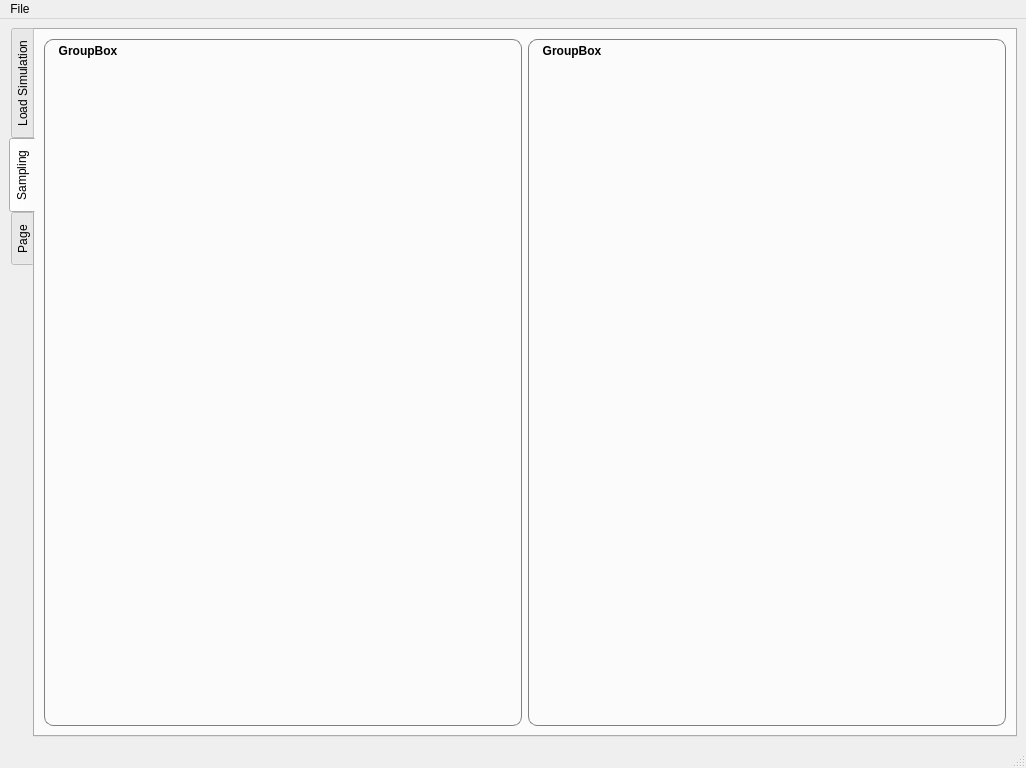
Before: the Qt Designer form gui/views/mainwindow.ui in feslima/metacontrol, drawn with Qt 5.
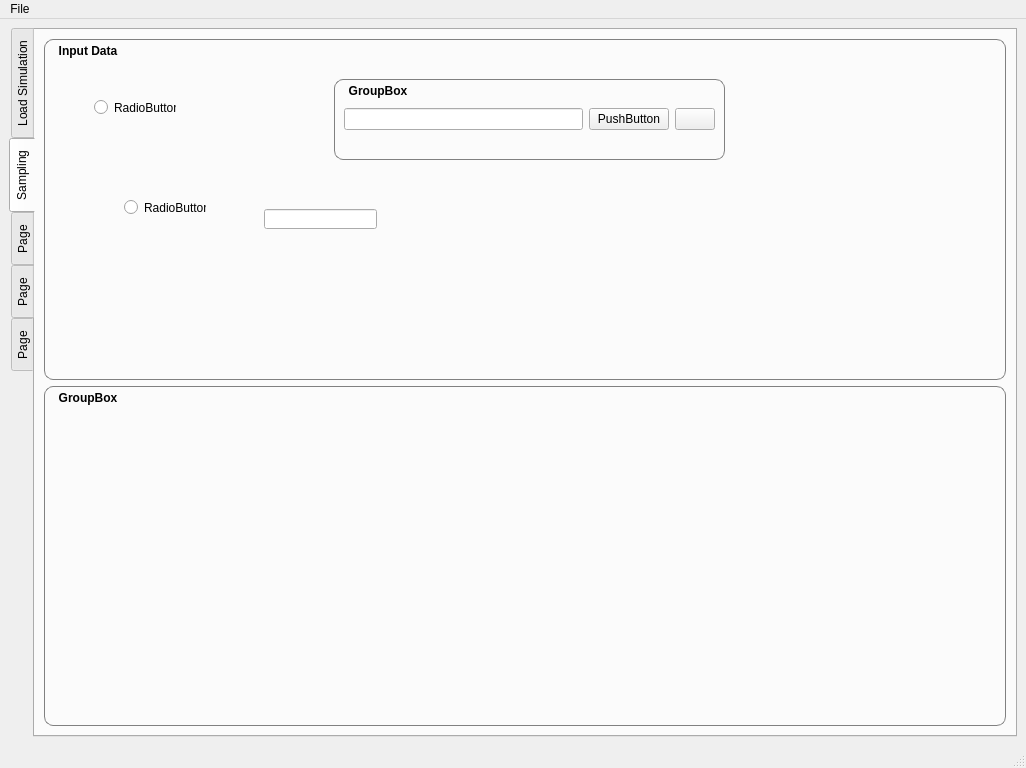
After: the same form once the commit is applied. The open tabs and pages were chosen to show the change. Icons and pictures are not drawn.

Commit message: updating xml of mainwindow

```diff
--- a/gui/views/mainwindow.ui
+++ b/gui/views/mainwindow.ui
@@ -38,6 +38,11 @@
         <verstretch>0</verstretch>
        </sizepolicy>
       </property>
+      <property name="font">
+       <font>
+        <pointsize>9</pointsize>
+       </font>
+      </property>
       <property name="styleSheet">
        <string notr="true">QTabWidget::setTabIcon(0, QIcon('Screenshot.png'))</string>
       </property>
@@ -510,11 +515,83 @@
 }</string>
           </property>
           <property name="title">
-           <string>GroupBox</string>
+           <string>Input Data</string>
           </property>
+          <widget class="QRadioButton" name="radioButton">
+           <property name="geometry">
+            <rect>
+             <x>50</x>
+             <y>60</y>
+             <width>82</width>
+             <height>17</height>
+            </rect>
+           </property>
+           <property name="text">
+            <string>RadioButton</string>
+           </property>
+          </widget>
+          <widget class="QRadioButton" name="radioButton_2">
+           <property name="geometry">
+            <rect>
+             <x>80</x>
+             <y>160</y>
+             <width>82</width>
+             <height>17</height>
+            </rect>
+           </property>
+           <property name="text">
+            <string>RadioButton</string>
+           </property>
+          </widget>
+          <widget class="QLineEdit" name="lineEdit_11">
+           <property name="geometry">
+            <rect>
+             <x>220</x>
+             <y>170</y>
+             <width>113</width>
+             <height>20</height>
+            </rect>
+           </property>
+          </widget>
+          <widget class="QGroupBox" name="groupBox_5">
+           <property name="geometry">
+            <rect>
+             <x>290</x>
+             <y>40</y>
+             <width>391</width>
+             <height>81</height>
+            </rect>
+           </property>
+           <property name="title">
+            <string>GroupBox</string>
+           </property>
+           <layout class="QHBoxLayout" name="horizontalLayout">
+            <item>
+             <widget class="QLineEdit" name="lineEdit_10"/>
+            </item>
+            <item>
+             <widget class="QPushButton" name="pushButton">
+              <property name="text">
+               <string>PushButton</string>
+              </property>
+             </widget>
+            </item>
+            <item>
+             <widget class="QPushButton" name="pushButton_2">
+              <property name="text">
+               <string/>
+              </property>
+              <property name="icon">
+               <iconset>
+                <normaloff>:/settings/noun_Settings_2309357.svg</normaloff>:/settings/noun_Settings_2309357.svg</iconset>
+              </property>
+             </widget>
+            </item>
+           </layout>
+          </widget>
          </widget>
         </item>
-        <item row="0" column="1">
+        <item row="1" column="0">
          <widget class="QGroupBox" name="groupBox_4">
           <property name="styleSheet">
            <string notr="true">QGroupBox {
@@ -542,6 +619,16 @@
         <string>Page</string>
        </attribute>
       </widget>
+      <widget class="QWidget" name="tab_4">
+       <attribute name="title">
+        <string>Page</string>
+       </attribute>
+      </widget>
+      <widget class="QWidget" name="tab_5">
+       <attribute name="title">
+        <string>Page</string>
+       </attribute>
+      </widget>
      </widget>
     </item>
    </layout>
```
Left out of the diff: 39 changed lines with no effect on the pictures.
